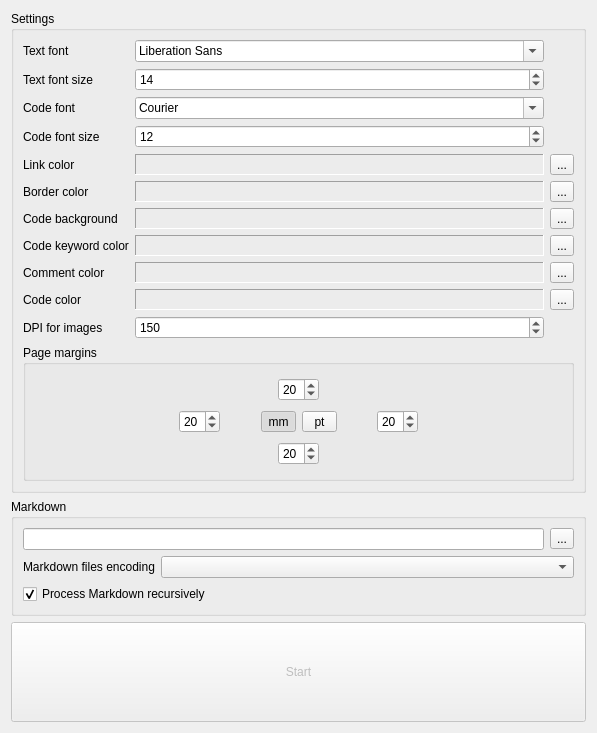
Qt form md-pdf/main_window.ui (igormironchik/md-pdf) before a commit.
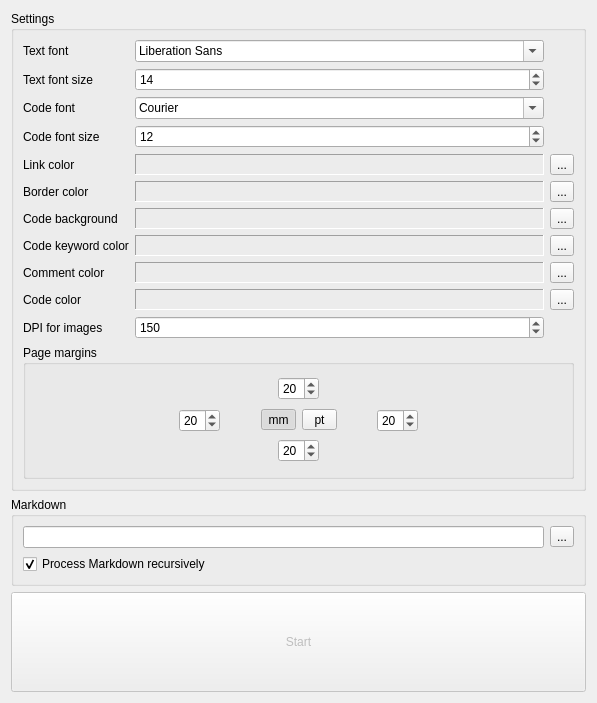
The same form after that commit. Custom widgets are drawn as their Qt base class.

Patch:
```diff
--- a/md-pdf/main_window.ui
+++ b/md-pdf/main_window.ui
@@ -7,7 +7,7 @@
     <x>0</x>
     <y>0</y>
     <width>597</width>
-    <height>733</height>
+    <height>703</height>
    </rect>
   </property>
   <property name="windowTitle">
@@ -610,27 +610,6 @@
         </item>
        </layout>
       </item>
-      <item>
-       <layout class="QHBoxLayout" name="horizontalLayout_2">
-        <item>
-         <widget class="QLabel" name="label_8">
-          <property name="text">
-           <string>Markdown files encoding</string>
-          </property>
-         </widget>
-        </item>
-        <item>
-         <widget class="QComboBox" name="m_encoding">
-          <property name="sizePolicy">
-           <sizepolicy hsizetype="Expanding" vsizetype="Fixed">
-            <horstretch>0</horstretch>
-            <verstretch>0</verstretch>
-           </sizepolicy>
-          </property>
-         </widget>
-        </item>
-       </layout>
-      </item>
       <item>
        <widget class="QCheckBox" name="m_recursive">
         <property name="text">
```
